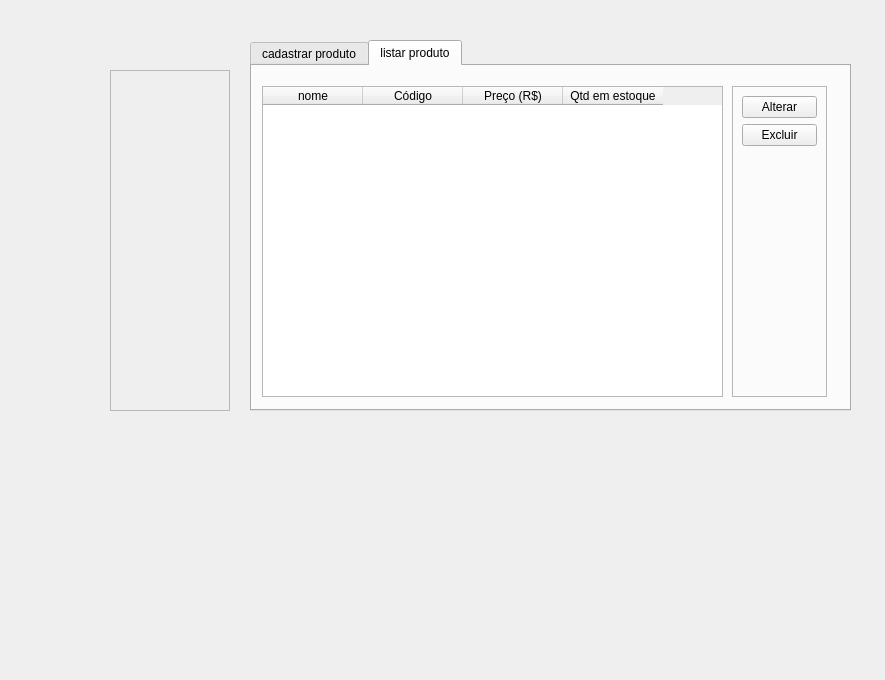
Before: the Qt Designer form desktop prof mauricio/Qt Desiner/cadastro de produtos.ui in rodrigo570282/web, drawn with Qt 5.
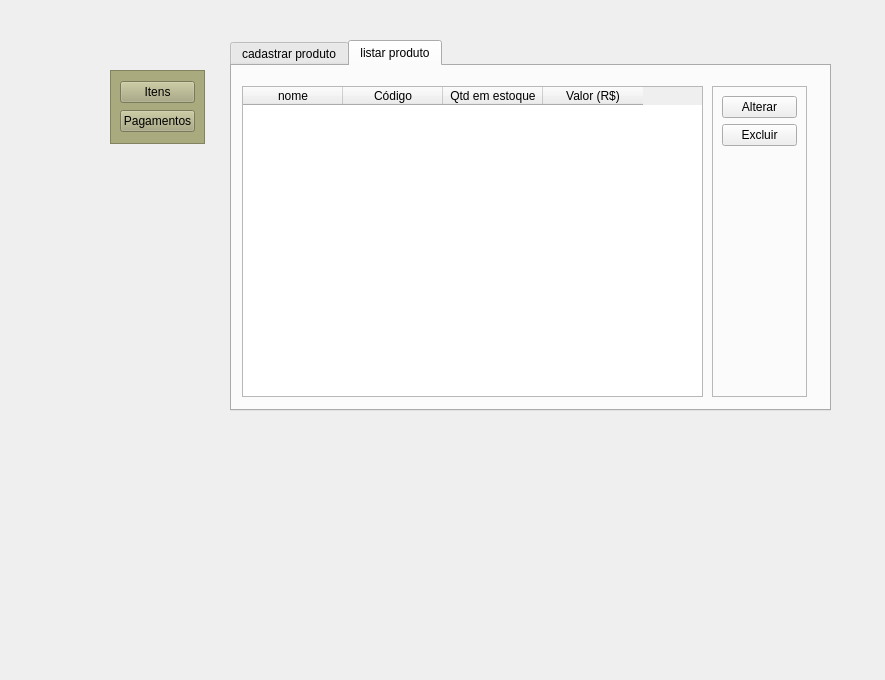
After: the same form once the commit is applied.

Commit message: qt disner

The edit to the form file:
```diff
--- a/desktop prof mauricio/Qt Desiner/cadastro de produtos.ui
+++ b/desktop prof mauricio/Qt Desiner/cadastro de produtos.ui
@@ -25,7 +25,7 @@
    <widget class="QTabWidget" name="tabWidget">
     <property name="geometry">
      <rect>
-      <x>240</x>
+      <x>220</x>
       <y>30</y>
       <width>601</width>
       <height>371</height>
@@ -134,16 +134,16 @@
         <string>Código</string>
        </property>
       </column>
-      <column>
-       <property name="text">
-        <string>Preço (R$)</string>
-       </property>
-      </column>
       <column>
        <property name="text">
         <string>Qtd em estoque</string>
        </property>
       </column>
+      <column>
+       <property name="text">
+        <string>Valor (R$)</string>
+       </property>
+      </column>
      </widget>
      <widget class="QFrame" name="frame_2">
       <property name="geometry">
@@ -197,16 +197,38 @@
      <rect>
       <x>100</x>
       <y>60</y>
-      <width>120</width>
-      <height>341</height>
+      <width>95</width>
+      <height>74</height>
      </rect>
     </property>
+    <property name="autoFillBackground">
+     <bool>false</bool>
+    </property>
+    <property name="styleSheet">
+     <string notr="true">background-color: rgb(170, 170, 127);</string>
+    </property>
     <property name="frameShape">
      <enum>QFrame::Shape::StyledPanel</enum>
     </property>
     <property name="frameShadow">
      <enum>QFrame::Shadow::Raised</enum>
     </property>
+    <layout class="QVBoxLayout" name="verticalLayout_2">
+     <item>
+      <widget class="QPushButton" name="pushButton_6">
+       <property name="text">
+        <string>Itens</string>
+       </property>
+      </widget>
+     </item>
+     <item>
+      <widget class="QPushButton" name="pushButton_7">
+       <property name="text">
+        <string>Pagamentos</string>
+       </property>
+      </widget>
+     </item>
+    </layout>
    </widget>
   </widget>
  </widget>
```
The commit also changes 1 other file.
